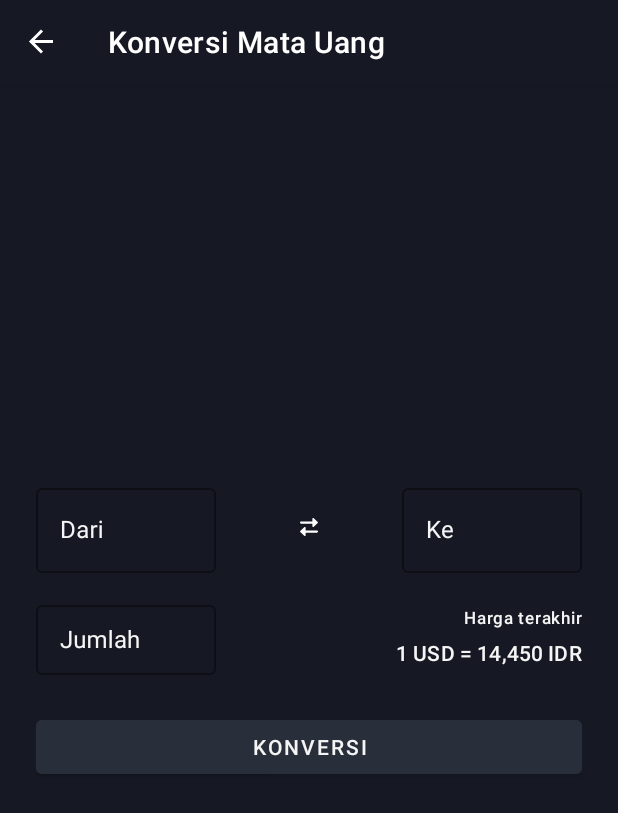
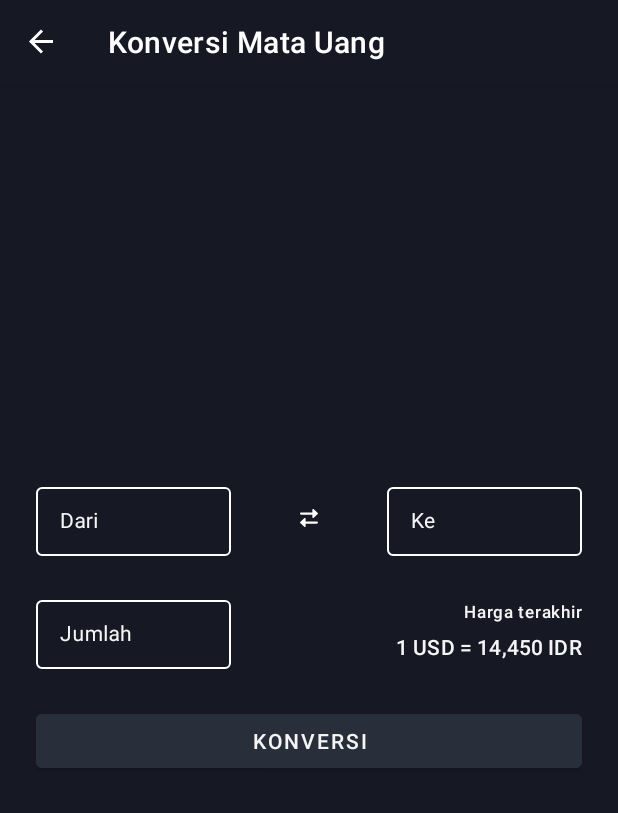
Before and after one commit to judahdski/Currex, an Android app: the ConvertCurrencyFragment screen opened through its navigation route, after a tap on "KONVERSI", on a phone screen of 412 x 824 dp. Shown: the top 813 px of the screen. Run offline under Robolectric (Android 15) with nearby library versions, the phone set to English and light mode, and no system bars; our stand-ins replace navigation-ui; 1 statement that could not run was skipped.

Commit message:
refactor: rapihin halaman convert currency

```diff
--- a/app/src/main/java/com/d3if0002/currex/ui/convertCurrency/ConvertCurrencyFragment.kt
+++ b/app/src/main/java/com/d3if0002/currex/ui/convertCurrency/ConvertCurrencyFragment.kt
@@ -43,15 +43,21 @@ class ConvertCurrencyFragment : Fragment(), View.OnClickListener {
         super.onViewCreated(view, savedInstanceState)
         setUI()
         viewModel.result.observe(viewLifecycleOwner) {
-            setResultText(it as Double)
+            setResultText(it)
         }
         viewModel.status.observe(viewLifecycleOwner) {
             updateProgressBar(it)
         }
     }
 
-    fun setResultText(number: Double) {
-        resultText.text = number.toString()
+    private fun setResultText(text: Any) {
+        if (text is Double) {
+            val target = toEditText.editText?.text.toString().uppercase()
+
+            resultText.text = getString(R.string.result_convert, target, text)
+        } else {
+            resultText.text = text.toString()
+        }
     }
 
     private fun updateProgressBar(status: ApiStatus) {
@@ -87,8 +93,8 @@ class ConvertCurrencyFragment : Fragment(), View.OnClickListener {
     override fun onClick(p0: View?) {
         if (p0?.id == R.id.convert_currency_btn) {
             viewModel.convertCurrency(
-                base = fromEditText.editText?.text.toString(),
-                target = toEditText.editText?.text.toString(),
+                base = fromEditText.editText?.text.toString().uppercase(),
+                target = toEditText.editText?.text.toString().uppercase(),
                 amount = amountEditText.editText?.text.toString().toInt()
             )
         }
--- /dev/null
+++ b/app/src/main/res/drawable/textfields_border.xml
@@ -0,0 +1,6 @@
+<?xml version="1.0" encoding="utf-8"?>
+<shape xmlns:android="http://schemas.android.com/apk/res/android">
+    <stroke android:color="@color/white"
+        android:width="1dp" />
+    <corners android:radius="6dp" />
+</shape>
--- a/app/src/main/res/layout/fragment_convert_currency.xml
+++ b/app/src/main/res/layout/fragment_convert_currency.xml
@@ -20,8 +20,8 @@
 
             <com.google.android.material.textfield.TextInputLayout
                 android:id="@+id/from_currency_tf"
-                style="@style/Widget.MaterialComponents.TextInputLayout.OutlinedBox"
-                android:layout_width="120dp"
+                style="@style/Widget.MaterialComponents.TextInputLayout.OutlinedBox.Dense"
+                android:layout_width="130dp"
                 android:layout_height="wrap_content"
                 android:hint="@string/from_tf"
                 android:textColorHint="@color/white"
@@ -32,7 +32,10 @@
 
                 <com.google.android.material.textfield.TextInputEditText
                     android:layout_width="match_parent"
-                    android:layout_height="wrap_content" />
+                    android:layout_height="wrap_content"
+                    android:textAppearance="@style/TextAppearance.Material3.BodyMedium"
+                    android:textColor="@color/white"
+                    android:textColorHint="@color/white" />
 
             </com.google.android.material.textfield.TextInputLayout>
 
@@ -48,8 +51,8 @@
 
             <com.google.android.material.textfield.TextInputLayout
                 android:id="@+id/to_currency_tf"
-                style="@style/Widget.MaterialComponents.TextInputLayout.OutlinedBox"
-                android:layout_width="120dp"
+                style="@style/Widget.MaterialComponents.TextInputLayout.OutlinedBox.Dense"
+                android:layout_width="130dp"
                 android:layout_height="wrap_content"
                 android:hint="@string/to_tf"
                 android:textColorHint="@color/white"
@@ -60,7 +63,10 @@
 
                 <com.google.android.material.textfield.TextInputEditText
                     android:layout_width="match_parent"
-                    android:layout_height="wrap_content" />
+                    android:layout_height="wrap_content"
+                    android:textAppearance="@style/TextAppearance.Material3.BodyMedium"
+                    android:textColor="@color/white"
+                    android:textColorHint="@color/white" />
 
             </com.google.android.material.textfield.TextInputLayout>
         </androidx.constraintlayout.widget.ConstraintLayout>
@@ -68,13 +74,13 @@
         <androidx.constraintlayout.widget.ConstraintLayout
             android:layout_width="match_parent"
             android:layout_height="wrap_content"
-            android:layout_marginTop="16dp">
+            android:layout_marginTop="24dp">
 
             <com.google.android.material.textfield.TextInputLayout
                 android:id="@+id/amount_currency_tf"
-                style="@style/Widget.MaterialComponents.TextInputLayout.OutlinedBox"
-                android:layout_width="120dp"
-                android:layout_height="52dp"
+                style="@style/Widget.MaterialComponents.TextInputLayout.OutlinedBox.Dense"
+                android:layout_width="130dp"
+                android:layout_height="wrap_content"
                 android:hint="@string/amount_tf"
                 android:textColorHint="@color/white"
                 app:boxStrokeColor="@color/white"
@@ -85,7 +91,10 @@
                 <com.google.android.material.textfield.TextInputEditText
                     android:layout_width="match_parent"
                     android:layout_height="wrap_content"
-                    android:inputType="number"/>
+                    android:inputType="number"
+                    android:textAppearance="@style/TextAppearance.Material3.BodyMedium"
+                    android:textColor="@color/white"
+                    android:textColorHint="@color/white" />
 
             </com.google.android.material.textfield.TextInputLayout>
 
@@ -127,17 +136,18 @@
             android:id="@+id/result_text"
             android:layout_width="match_parent"
             android:layout_height="wrap_content"
+            android:layout_marginTop="20dp"
+            android:gravity="center"
+            android:textAppearance="@style/TextAppearance.Material3.BodyLarge"
             android:textColor="@color/white"
-            android:layout_marginTop="16dp"
-            android:textAppearance="@style/TextAppearance.Material3.BodyLarge"
-            android:gravity="center"
             tools:text="@string/result_convert" />
     </LinearLayout>
+
     <ProgressBar
         android:id="@+id/progressBar2"
         style="?android:attr/progressBarStyle"
-        android:layout_gravity="center"
         android:layout_width="wrap_content"
         android:layout_height="wrap_content"
-        android:visibility="invisible"/>
+        android:layout_gravity="center"
+        android:visibility="invisible" />
 </FrameLayout>
--- a/app/src/main/res/values/colors.xml
+++ b/app/src/main/res/values/colors.xml
@@ -7,4 +7,5 @@
     <color name="teal_700">#FF018786</color>
     <color name="black">#FF000000</color>
     <color name="white">#FFF5F5F5</color>
+    <color name="mtrl_textinput_default_box_stroke_color">#FFFFFFFF</color>
 </resources>
--- a/app/src/main/res/values/strings.xml
+++ b/app/src/main/res/values/strings.xml
@@ -42,7 +42,7 @@
     <!--  Notification  -->
     <string name="notif_title">Ada data rate baru!</string>
     <string name="notif_text">Ayo cek sekarang keburu berubah lagi harganya..</string>
-    <string name="result_convert">IDR 14,450</string>
+    <string name="result_convert">%1$s %2$.2f</string>
     <string name="tentang_kami">Tentang Kami</string>
     <string name="logo">Logo</string>
 </resources>
```
